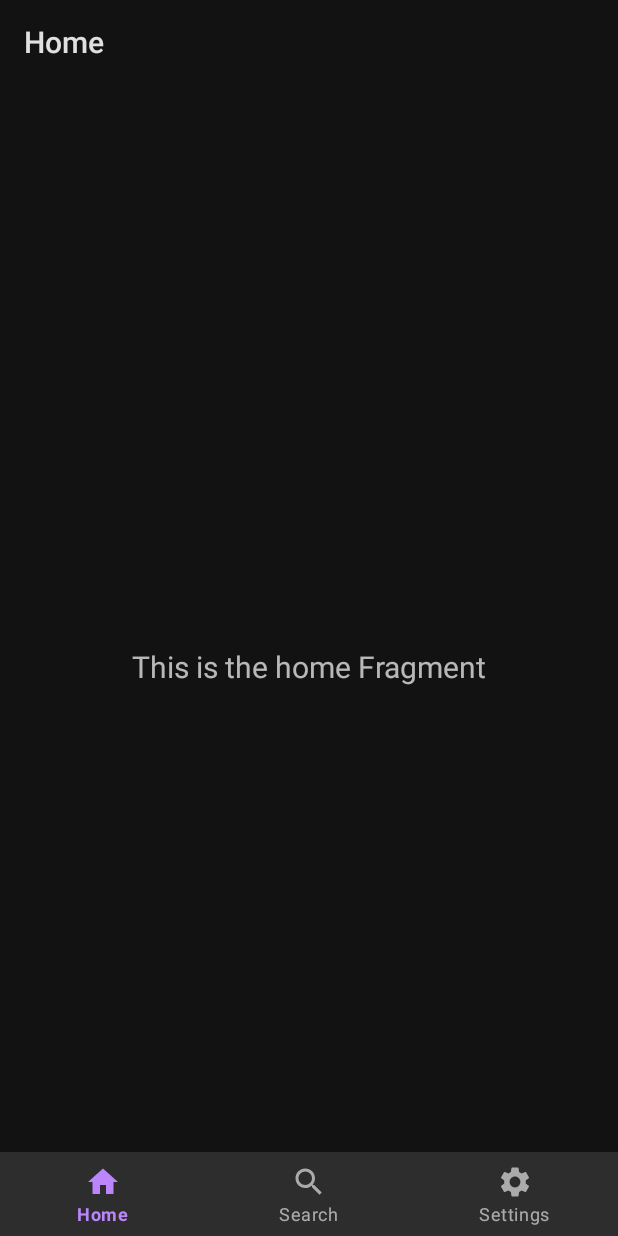
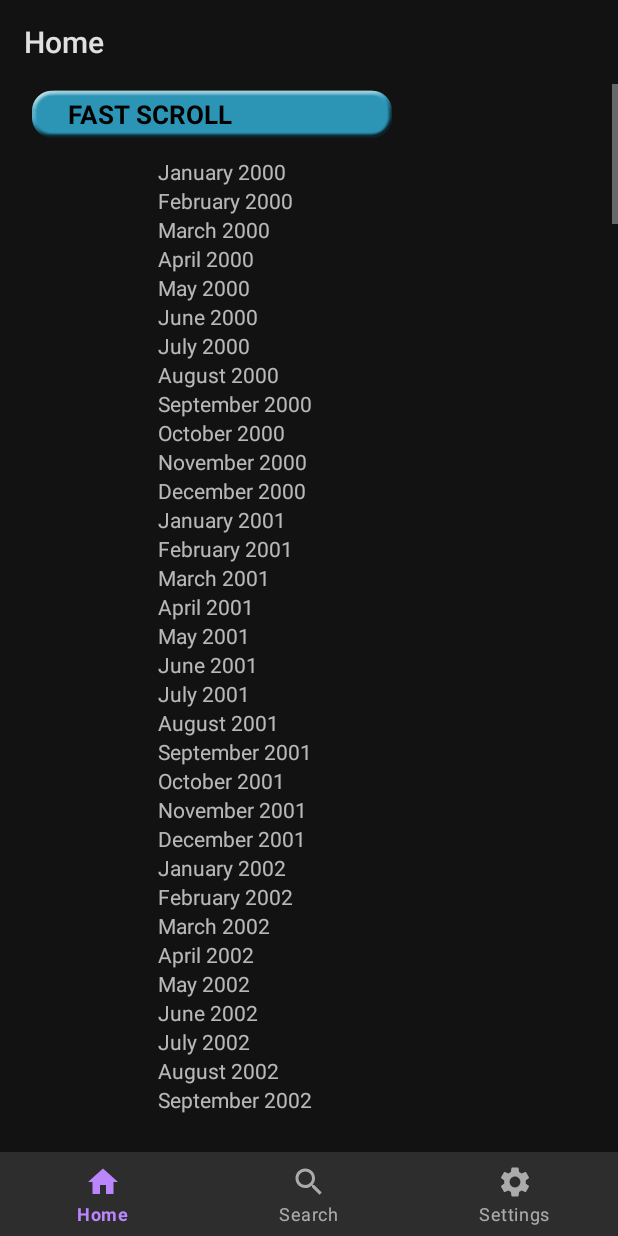
Before and after one commit to jimandreas/SearchViewBottomNav, an Android app: the HomeFragment screen opened through its navigation route, on a phone screen of 412 x 824 dp. Run offline under Robolectric (Android 15) with nearby library versions, the phone set to English and light mode, and no system bars; our stand-ins replace Timber, androidx.preference, navigation-ui.

```diff
--- a/app/src/main/java/com/example/searchviewbottomnav/ui/home/HomeFragment.kt
+++ b/app/src/main/java/com/example/searchviewbottomnav/ui/home/HomeFragment.kt
@@ -1,20 +1,44 @@
-@file:Suppress("RedundantSamConstructor")
+/*
+ *  Copyright 2020 James Andreas
+ *  Licensed under the Apache License, Version 2.0 (the "License");
+ *  you may not use this file except in compliance with the License.
+ *  You may obtain a copy of the License at
+ *       http://www.apache.org/licenses/LICENSE-2.0
+ *  Unless required by applicable law or agreed to in writing, software
+ *  distributed under the License is distributed on an "AS IS" BASIS,
+ *  WITHOUT WARRANTIES OR CONDITIONS OF ANY KIND, either express or implied.
+ *  See the License for the specific language governing permissions and
+ *  limitations under the License
+ */
+
+@file:Suppress("RedundantSamConstructor", "UnnecessaryVariable")
 
 package com.example.searchviewbottomnav.ui.home
 
+import android.content.Context
+import android.content.Intent
 import android.os.Bundle
+import android.text.Html
+import android.util.TypedValue
 import android.view.LayoutInflater
 import android.view.View
 import android.view.ViewGroup
+import android.widget.ImageView
 import android.widget.TextView
 import androidx.fragment.app.Fragment
-import androidx.lifecycle.Observer
 import androidx.lifecycle.ViewModelProvider
+import androidx.recyclerview.widget.LinearLayoutManager
+import androidx.recyclerview.widget.RecyclerView
+import com.bumptech.glide.Glide
 import com.example.searchviewbottomnav.R
+import com.example.searchviewbottomnav.util.generateMonthList
+import com.example.searchviewbottomnav.util.monthStringByKey
+import timber.log.Timber
 
 class HomeFragment : Fragment() {
 
     private lateinit var homeViewModel: HomeViewModel
+    private lateinit var recyclerView : RecyclerView
 
     override fun onCreateView(
             inflater: LayoutInflater,
@@ -24,10 +48,106 @@ class HomeFragment : Fragment() {
         homeViewModel =
                 ViewModelProvider(this).get(HomeViewModel::class.java)
         val root = inflater.inflate(R.layout.fragment_home, container, false)
-        val textView: TextView = root.findViewById(R.id.text_home)
-        homeViewModel.text.observe(viewLifecycleOwner, Observer {
-            textView.text = it
-        })
+//        val textView: TextView = root.findViewById(R.id.text_home)
+//        homeViewModel.text.observe(viewLifecycleOwner, Observer {
+//            textView.text = it
+//        })
+
+        recyclerView = root.findViewById(R.id.fast_scroll_recyclerview)
+        recyclerView.layoutManager = LinearLayoutManager(recyclerView.context)
+        val adapter = SimpleStringRecyclerViewAdapter(recyclerView.context,
+            generateMonthList()
+        )
+        recyclerView.adapter = adapter
+
+        //fast_scroll_recyclerview
         return root
     }
+
+    class SimpleStringRecyclerViewAdapter(context: Context, private val monthList: Array<String>)
+        : RecyclerView.Adapter<SimpleStringRecyclerViewAdapter.ViewHolder>() {
+
+        private val typedValue = TypedValue()
+        private val background: Int
+
+        class ViewHolder(val v: View, viewType: Int) : RecyclerView.ViewHolder(v) {
+            var boundString: String? = null
+            lateinit var imageView: ImageView
+            lateinit var textView: TextView
+            lateinit var textView2: TextView
+            lateinit var textViewHeader: TextView
+
+
+            init {
+                when (viewType) {
+                    VIEW_TYPE_MOTM -> {
+                        textView = v.findViewById(R.id.monthtext)
+                    }
+                    VIEW_TYPE_HEADER -> {
+                        textViewHeader = v.findViewById(R.id.columnheader)
+                    }
+                }
+            }
+
+            override fun toString(): String {
+                return super.toString() + " '" + textView.text
+            }
+        }
+
+        // Add a header for position 0
+        override fun getItemViewType(position: Int): Int {
+            val entry = monthList[position]
+
+            return if (position == 0)
+                VIEW_TYPE_HEADER
+            else
+                VIEW_TYPE_MOTM
+        }
+
+        fun getValueAt(position: Int): String {
+            return monthList[position]
+        }
+
+        init {
+            context.theme.resolveAttribute(R.attr.selectableItemBackground, typedValue, true)
+            background = typedValue.resourceId
+        }
+
+        override fun onCreateViewHolder(parent: ViewGroup, viewType: Int): ViewHolder {
+
+            var layoutId = R.layout.list_item_motm
+            if (viewType == VIEW_TYPE_HEADER) {
+                layoutId = R.layout.list_item_header
+            }
+
+            val view = LayoutInflater.from(parent.context).inflate(layoutId, parent, false)
+            view.setBackgroundResource(background)
+            return ViewHolder(view, viewType)
+        }
+
+        override fun onBindViewHolder(holder: ViewHolder, position: Int) {
+            holder.boundString = monthStringByKey(position)
+
+            if (position == 0) {
+                val spannedString = Html.fromHtml(
+                    "<strong><big>"
+                            + "FAST SCROLL"
+                            + "</big></strong><br><i>"
+                )
+
+                holder.textViewHeader.text = spannedString
+            } else {
+                holder.textView.text = holder.boundString!!
+            }
+
+        }
+
+        override fun getItemCount(): Int {
+            return monthList.size
+        }
+    }
+    companion object {
+        private const val VIEW_TYPE_HEADER = 0
+        private const val VIEW_TYPE_MOTM = 1
+    }
 }
--- /dev/null
+++ b/app/src/main/java/com/example/searchviewbottomnav/util/Months.kt
@@ -0,0 +1,50 @@
+/*
+ *  Copyright 2020 James Andreas
+ *  Licensed under the Apache License, Version 2.0 (the "License");
+ *  you may not use this file except in compliance with the License.
+ *  You may obtain a copy of the License at
+ *       http://www.apache.org/licenses/LICENSE-2.0
+ *  Unless required by applicable law or agreed to in writing, software
+ *  distributed under the License is distributed on an "AS IS" BASIS,
+ *  WITHOUT WARRANTIES OR CONDITIONS OF ANY KIND, either express or implied.
+ *  See the License for the specific language governing permissions and
+ *  limitations under the License
+ */
+
+package com.example.searchviewbottomnav.util
+
+private val monthNames = arrayOf(
+    "January",
+    "February",
+    "March",
+    "April",
+    "May",
+    "June",
+    "July",
+    "August",
+    "September",
+    "October",
+    "November",
+    "December"
+)
+
+fun monthStringByKey(key: Int): String {
+    if (key < 1) return ("INVALID DATE")
+    val month = (key - 1) % 12
+    val year = (key - 1) / 12 + 2000
+
+    val retString = monthNames[month] + " " + String.format("%4d", year)
+    // String.format("%6.2f", elapsed_time);
+
+    return retString
+}
+
+fun generateMonthList(): Array<String> {
+    val initList = mutableListOf<String>()
+
+    var j = 0
+    for (i in 252 downTo 1) {
+        initList.add(monthStringByKey(i))
+    }
+    return initList.toTypedArray()
+}
--- a/app/src/main/res/layout/fragment_home.xml
+++ b/app/src/main/res/layout/fragment_home.xml
@@ -1,4 +1,17 @@
 <?xml version="1.0" encoding="utf-8"?>
+<!--
+  ~  Copyright 2020 James Andreas
+  ~  Licensed under the Apache License, Version 2.0 (the "License");
+  ~  you may not use this file except in compliance with the License.
+  ~  You may obtain a copy of the License at
+  ~       http://www.apache.org/licenses/LICENSE-2.0
+  ~  Unless required by applicable law or agreed to in writing, software
+  ~  distributed under the License is distributed on an "AS IS" BASIS,
+  ~  WITHOUT WARRANTIES OR CONDITIONS OF ANY KIND, either express or implied.
+  ~  See the License for the specific language governing permissions and
+  ~  limitations under the License
+  -->
+
 <androidx.constraintlayout.widget.ConstraintLayout xmlns:android="http://schemas.android.com/apk/res/android"
     xmlns:app="http://schemas.android.com/apk/res-auto"
     xmlns:tools="http://schemas.android.com/tools"
@@ -6,17 +19,23 @@
     android:layout_height="match_parent"
     tools:context=".ui.home.HomeFragment">
 
-    <TextView
-        android:id="@+id/text_home"
+<!--    <TextView-->
+<!--        android:id="@+id/text_home"-->
+<!--        android:layout_width="match_parent"-->
+<!--        android:layout_height="wrap_content"-->
+<!--        android:layout_marginStart="8dp"-->
+<!--        android:layout_marginTop="8dp"-->
+<!--        android:layout_marginEnd="8dp"-->
+<!--        android:textAlignment="center"-->
+<!--        android:textSize="20sp"-->
+<!--        app:layout_constraintEnd_toEndOf="parent"-->
+<!--        app:layout_constraintStart_toStartOf="parent"-->
+<!--        app:layout_constraintTop_toTopOf="parent" />-->
+
+    <androidx.recyclerview.widget.RecyclerView
+        android:id="@+id/fast_scroll_recyclerview"
         android:layout_width="match_parent"
-        android:layout_height="wrap_content"
-        android:layout_marginStart="8dp"
-        android:layout_marginTop="8dp"
-        android:layout_marginEnd="8dp"
-        android:textAlignment="center"
-        android:textSize="20sp"
-        app:layout_constraintBottom_toBottomOf="parent"
-        app:layout_constraintEnd_toEndOf="parent"
-        app:layout_constraintStart_toStartOf="parent"
-        app:layout_constraintTop_toTopOf="parent" />
+        android:layout_height="match_parent"
+        android:paddingBottom="@dimen/very_big_padding"
+        android:scrollbars="vertical" />
 </androidx.constraintlayout.widget.ConstraintLayout>
--- /dev/null
+++ b/app/src/main/res/layout/list_item_header.xml
@@ -0,0 +1,49 @@
+<?xml version="1.0" encoding="utf-8"?><!--
+  ~  Copyright 2020 James Andreas
+  ~  Licensed under the Apache License, Version 2.0 (the "License");
+  ~  you may not use this file except in compliance with the License.
+  ~  You may obtain a copy of the License at
+  ~       http://www.apache.org/licenses/LICENSE-2.0
+  ~  Unless required by applicable law or agreed to in writing, software
+  ~  distributed under the License is distributed on an "AS IS" BASIS,
+  ~  WITHOUT WARRANTIES OR CONDITIONS OF ANY KIND, either express or implied.
+  ~  See the License for the specific language governing permissions and
+  ~  limitations under the License
+  -->
+
+<androidx.constraintlayout.widget.ConstraintLayout
+
+    xmlns:android="http://schemas.android.com/apk/res/android"
+    xmlns:app="http://schemas.android.com/apk/res-auto"
+    xmlns:tools="http://schemas.android.com/tools"
+
+    android:layout_width="match_parent"
+    android:layout_height="wrap_content"
+    android:gravity="center_vertical">
+
+    <ImageView
+        android:id="@+id/blue_ninepatch"
+        android:layout_width="250dp"
+        android:layout_height="0dp"
+        android:layout_marginStart="16dp"
+        android:layout_marginBottom="8dp"
+        android:background="@drawable/nine_patch_decent_blue"
+
+        app:layout_constraintBottom_toBottomOf="@+id/columnheader"
+        app:layout_constraintLeft_toLeftOf="parent"
+        app:layout_constraintTop_toTopOf="parent" />
+
+    <TextView
+        android:id="@+id/columnheader"
+        android:layout_width="200dp"
+        android:layout_height="wrap_content"
+        android:layout_marginStart="8dp"
+        android:layout_marginTop="8dp"
+
+        android:textColor="@android:color/black"
+        app:layout_constraintLeft_toLeftOf="@+id/blue_ninepatch"
+        app:layout_constraintRight_toRightOf="@+id/blue_ninepatch"
+        app:layout_constraintTop_toTopOf="@+id/blue_ninepatch"
+        tools:text="desc goes here" />
+
+</androidx.constraintlayout.widget.ConstraintLayout>
--- /dev/null
+++ b/app/src/main/res/layout/list_item_motm.xml
@@ -0,0 +1,39 @@
+<?xml version="1.0" encoding="utf-8"?>
+<!--
+  ~  Copyright 2020 James Andreas
+  ~  Licensed under the Apache License, Version 2.0 (the "License");
+  ~  you may not use this file except in compliance with the License.
+  ~  You may obtain a copy of the License at
+  ~       http://www.apache.org/licenses/LICENSE-2.0
+  ~  Unless required by applicable law or agreed to in writing, software
+  ~  distributed under the License is distributed on an "AS IS" BASIS,
+  ~  WITHOUT WARRANTIES OR CONDITIONS OF ANY KIND, either express or implied.
+  ~  See the License for the specific language governing permissions and
+  ~  limitations under the License
+  -->
+
+<androidx.constraintlayout.widget.ConstraintLayout
+
+    xmlns:android="http://schemas.android.com/apk/res/android"
+    xmlns:app="http://schemas.android.com/apk/res-auto"
+    xmlns:tools="http://schemas.android.com/tools"
+
+    android:layout_width="match_parent"
+    android:layout_height="wrap_content"
+    android:gravity="center_vertical">
+
+
+    <TextView
+        android:id="@+id/monthtext"
+        android:layout_width="200dp"
+        android:layout_height="wrap_content"
+
+
+        app:layout_constraintEnd_toEndOf="parent"
+        app:layout_constraintHorizontal_bias="0.497"
+        app:layout_constraintStart_toStartOf="parent"
+        app:layout_constraintTop_toTopOf="parent"
+        tools:text="desc goes here" />
+
+
+</androidx.constraintlayout.widget.ConstraintLayout>
```
Also changed, not shown: app/src/main/res/drawable/ic_fastscroll_slider_darkmode.xml (added, +34 -0 lines), app/src/main/res/drawable/ic_fastscroll_slider_lightmode.xml (added, +34 -0 lines), app/src/main/res/values/dimens.xml (+14 -0 lines), app/src/main/res/drawable-nodpi/nine_patch_decent_blue.9.png (added), 3 other files.
